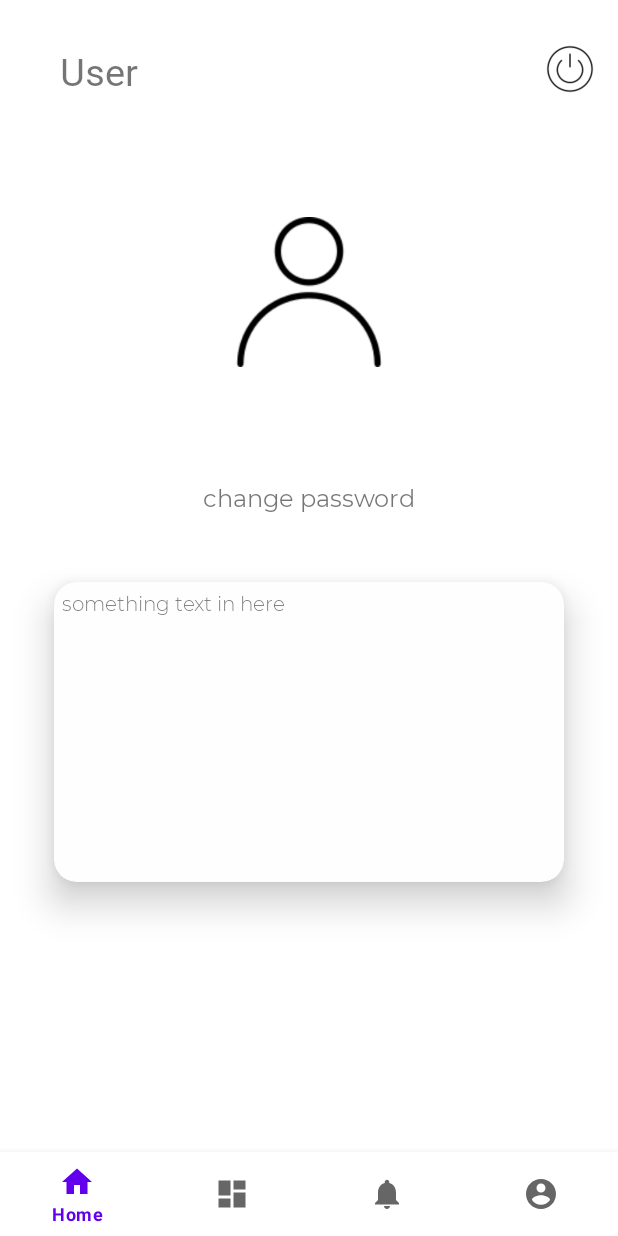
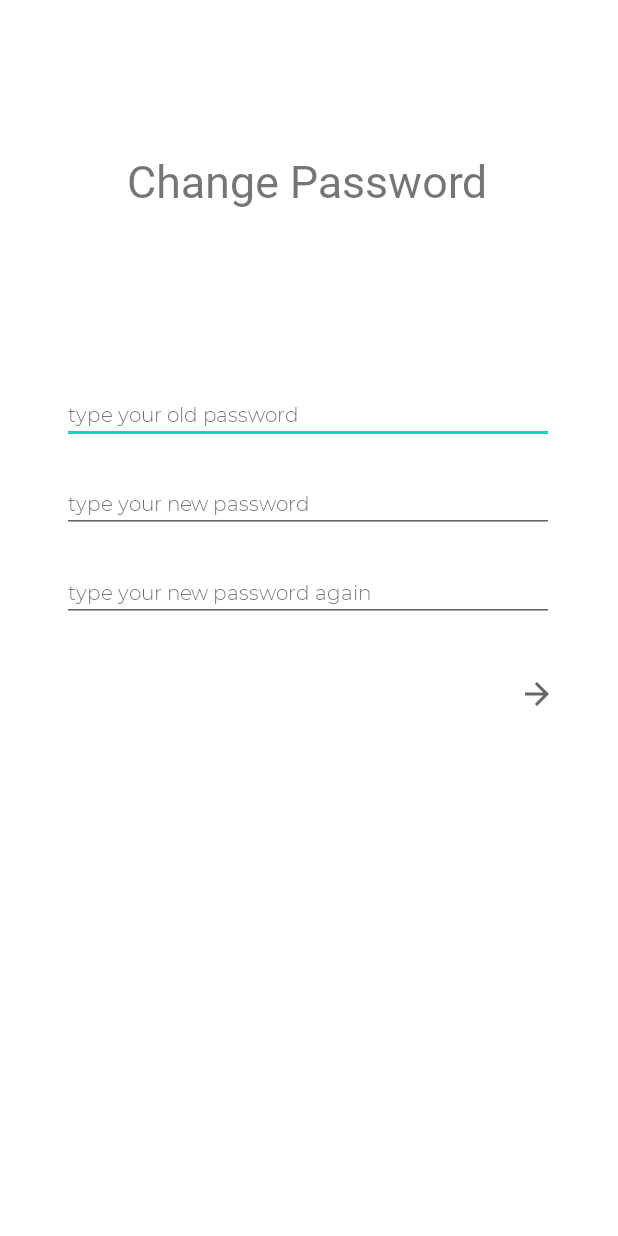
Before and after one commit to kietdh/Minimal, an Android app: the UserFragment screen opened through its navigation route, after a tap on "change password", on a phone screen of 412 x 824 dp. Run offline under Robolectric (Android 15) with nearby library versions, the phone set to English and light mode, and no system bars; our stand-ins replace Firebase (no records; nobody signed in at launch, a user with empty details on screens opened directly), navigation-ui; libraries missing offline, so code that uses them is left out: com.loopj.android, cz.msebera.android; 3 statements that could not run were skipped.

Commit message:
Update change password.

```diff
--- /dev/null
+++ b/app/src/main/java/com/jaykit/minimal/ChangePassword.java
@@ -0,0 +1,113 @@
+package com.jaykit.minimal;
+
+import androidx.annotation.LongDef;
+import androidx.annotation.NonNull;
+import androidx.appcompat.app.AppCompatActivity;
+
+import android.os.Bundle;
+import android.util.Log;
+import android.view.View;
+import android.view.Window;
+import android.view.WindowManager;
+import android.widget.EditText;
+import android.widget.ImageView;
+import android.widget.Toast;
+
+import com.google.android.gms.tasks.OnCompleteListener;
+import com.google.android.gms.tasks.Task;
+import com.google.firebase.auth.AuthCredential;
+import com.google.firebase.auth.EmailAuthProvider;
+import com.google.firebase.auth.FirebaseAuth;
+import com.google.firebase.auth.FirebaseUser;
+import com.google.firebase.database.DataSnapshot;
+import com.google.firebase.database.DatabaseError;
+import com.google.firebase.database.DatabaseReference;
+import com.google.firebase.database.FirebaseDatabase;
+import com.google.firebase.database.ValueEventListener;
+
+import org.jetbrains.annotations.NotNull;
+
+public class ChangePassword extends AppCompatActivity implements View.OnClickListener {
+
+    FirebaseUser user;
+
+    private EditText edtOldPwd;
+    private EditText edtNewPwd;
+    private EditText edtVerifyNewPwd;
+    private ImageView btnChangePwd;
+
+    @Override
+    protected void onCreate(Bundle savedInstanceState) {
+        super.onCreate(savedInstanceState);
+        requestWindowFeature(Window.FEATURE_NO_TITLE);
+        getWindow().setFlags(WindowManager.LayoutParams.FLAG_FULLSCREEN, WindowManager.LayoutParams.FLAG_FULLSCREEN);
+        setContentView(R.layout.activity_change_password);
+
+        edtOldPwd = findViewById(R.id.edtOldPwd);
+        edtNewPwd = findViewById(R.id.edtNewPwd);
+        edtVerifyNewPwd = findViewById(R.id.edtVerifyPwd);
+        btnChangePwd = findViewById(R.id.btnChangePwd);
+
+        btnChangePwd.setOnClickListener(this);
+    }
+
+    @Override
+    public void onClick(View v) {
+        if (v.getId() == R.id.btnChangePwd) {
+            changePassword();
+        }
+    }
+
+    private void changePassword() {
+
+        user = FirebaseAuth.getInstance().getCurrentUser();
+
+        String oldPwd = edtOldPwd.getText().toString().trim();
+        String newPwd = edtNewPwd.getText().toString().trim();
+        String verifyPwd = edtVerifyNewPwd.getText().toString().trim();
+
+        if (oldPwd.isEmpty()) {
+            edtOldPwd.setError("Your old password is required");
+            edtOldPwd.requestFocus();
+            return;
+        }
+        if (newPwd.isEmpty()) {
+            edtNewPwd.setError("Your new password is required");
+            edtNewPwd.requestFocus();
+            return;
+        }
+        if (verifyPwd.isEmpty()) {
+            edtVerifyNewPwd.setError("Your verify new password is required");
+            edtVerifyNewPwd.requestFocus();
+            return;
+        }
+        if (!newPwd.equals(verifyPwd)) {
+            edtVerifyNewPwd.setError("Your password does not match");
+            edtVerifyNewPwd.requestFocus();
+        }
+
+        if (user != null && user.getEmail() != null) {
+            AuthCredential credential = EmailAuthProvider.getCredential(user.getEmail(), edtVerifyNewPwd.getText().toString());
+
+            user.reauthenticate(credential).addOnCompleteListener(new OnCompleteListener<Void>() {
+                @Override
+                public void onComplete(@NonNull @NotNull Task<Void> task) {
+                    Toast.makeText(ChangePassword.this, "Change password successfully", Toast.LENGTH_LONG).show();
+                    finish();
+                }
+            });
+            user.updatePassword(edtVerifyNewPwd.getText().toString()).addOnCompleteListener(new OnCompleteListener<Void>() {
+                @Override
+                public void onComplete(@NonNull @NotNull Task<Void> task) {
+                    Log.d("ChangePassword: ", "Successfully change password");
+                }
+            });
+        } else {
+            Toast.makeText(ChangePassword.this, "Failed to change password!", Toast.LENGTH_LONG).show();
+            edtOldPwd.setText("");
+            edtNewPwd.setText("");
+            edtVerifyNewPwd.setText("");
+        }
+
+    }
+}
--- a/app/src/main/java/com/jaykit/minimal/MainActivity.java
+++ b/app/src/main/java/com/jaykit/minimal/MainActivity.java
@@ -1,8 +1,6 @@
 package com.jaykit.minimal;
 
-import android.content.Context;
 import android.content.Intent;
-import android.content.SharedPreferences;
 import android.os.Bundle;
 import android.view.Window;
 import android.view.WindowManager;
@@ -16,12 +14,12 @@ import androidx.navigation.Navigation;
 import androidx.navigation.ui.AppBarConfiguration;
 import androidx.navigation.ui.NavigationUI;
 
+
 public class MainActivity extends AppCompatActivity {
 
     @Override
     protected void onCreate(Bundle savedInstanceState) {
         super.onCreate(savedInstanceState);
-
         FirebaseAuth mAuth = FirebaseAuth.getInstance();
 
         if ( mAuth.getCurrentUser() == null ) {
@@ -29,7 +27,6 @@ public class MainActivity extends AppCompatActivity {
             finish();
         }
         else {
-
             requestWindowFeature(Window.FEATURE_NO_TITLE);
             getWindow().setFlags(WindowManager.LayoutParams.FLAG_FULLSCREEN, WindowManager.LayoutParams.FLAG_FULLSCREEN);
             setContentView(R.layout.activity_main);
--- a/app/src/main/java/com/jaykit/minimal/ui/home/HomeFragment.java
+++ b/app/src/main/java/com/jaykit/minimal/ui/home/HomeFragment.java
@@ -1,7 +1,10 @@
 package com.jaykit.minimal.ui.home;
 
 import android.annotation.SuppressLint;
+import android.app.NotificationChannel;
+import android.app.NotificationManager;
 import android.content.Intent;
+import android.os.Build;
 import android.os.Bundle;
 import android.util.Log;
 import android.view.LayoutInflater;
@@ -12,6 +15,7 @@ import android.widget.Toast;
 
 import androidx.annotation.NonNull;
 import androidx.annotation.Nullable;
+import androidx.core.app.NotificationCompat;
 import androidx.fragment.app.Fragment;
 import androidx.lifecycle.Observer;
 import androidx.lifecycle.ViewModelProvider;
@@ -42,10 +46,8 @@ public class HomeFragment extends Fragment {
     Forecast currentlyForecast;
 
     private HomeViewModel homeViewModel;
-    private FirebaseAuth mAuth;
     FirebaseUser user;
     DatabaseReference databaseReference;
-    //SharedPreferences sharedPref;
 
     //Declare Palette.
     View view;
@@ -80,35 +82,33 @@ public class HomeFragment extends Fragment {
         });
 
         setWelcomeTitle();
+
+    }
+
+    @Override
+    public void onResume() {
+        super.onResume();
         setUsername();
         getForecast();
     }
 
     private void setUsername() {
-
         user = FirebaseAuth.getInstance().getCurrentUser();
-
-        if (user == null ) {
-            startActivity(new Intent(getActivity(), LoginActivity.class));
-        }
-        else {
-            String uid = user.getUid();
         databaseReference = FirebaseDatabase.getInstance().getReference();
 
+        String uid = user.getUid();
+
         databaseReference.addValueEventListener(new ValueEventListener() {
-
             @Override
             public void onDataChange(@NonNull DataSnapshot snapshot) {
-                    String user_name = snapshot.child("User").child(uid).child("name").getValue(String.class);
-                    username.setText(user_name);
+                String name = snapshot.child("User").child(uid).child("name").getValue(String.class);
+                username.setText(name);
             }
-
             @Override
             public void onCancelled(@NonNull DatabaseError error) {
                 Log.d("ERROR: ", "Cannot get data from real time database.");
             }
         });
-        }
     }
 
     @SuppressLint("SetTextI18n")
--- a/app/src/main/java/com/jaykit/minimal/ui/user/UserFragment.java
+++ b/app/src/main/java/com/jaykit/minimal/ui/user/UserFragment.java
@@ -12,10 +12,13 @@ import androidx.annotation.Nullable;
 import androidx.fragment.app.Fragment;
 
 import android.util.Log;
+import android.view.Gravity;
 import android.view.LayoutInflater;
 import android.view.View;
 import android.view.ViewGroup;
 import android.widget.ImageView;
+import android.widget.PopupWindow;
+import android.widget.RelativeLayout;
 import android.widget.TextView;
 
 import com.google.firebase.auth.FirebaseAuth;
@@ -25,10 +28,14 @@ import com.google.firebase.database.DatabaseError;
 import com.google.firebase.database.DatabaseReference;
 import com.google.firebase.database.FirebaseDatabase;
 import com.google.firebase.database.ValueEventListener;
+import com.jaykit.minimal.ChangePassword;
 import com.jaykit.minimal.LoginActivity;
 import com.jaykit.minimal.R;
 
 import org.jetbrains.annotations.NotNull;
+
+import static android.content.Context.LAYOUT_INFLATER_SERVICE;
+import static androidx.core.content.ContextCompat.getSystemService;
 
 public class UserFragment extends Fragment implements View.OnClickListener {
 
@@ -82,7 +89,7 @@ public class UserFragment extends Fragment implements View.OnClickListener {
                 logout();
                 break;
             case R.id.btnChangePwd:
-                changePassword();
+                changePassword(view);
                 break;
         }
     }
@@ -96,8 +103,8 @@ public class UserFragment extends Fragment implements View.OnClickListener {
 
     }
 
-    private void changePassword() {
-        //Write change password method, maybe need to create popup window for this method.
+    private void changePassword(View view) {
+        startActivity( new Intent(getActivity(), ChangePassword.class));
     }
 
     private void setUsername() {
--- /dev/null
+++ b/app/src/main/res/layout/activity_change_password.xml
@@ -0,0 +1,80 @@
+<?xml version="1.0" encoding="utf-8"?>
+<androidx.constraintlayout.widget.ConstraintLayout xmlns:android="http://schemas.android.com/apk/res/android"
+    xmlns:app="http://schemas.android.com/apk/res-auto"
+    xmlns:tools="http://schemas.android.com/tools"
+    android:layout_width="match_parent"
+    android:layout_height="match_parent"
+    tools:context=".ChangePassword">
+
+    <TextView
+        android:id="@+id/textView10"
+        android:layout_width="wrap_content"
+        android:layout_height="wrap_content"
+        android:layout_marginTop="100dp"
+        android:fontFamily="@font/montserrat_black"
+        android:text="@string/changepwd"
+        android:textSize="30sp"
+        app:layout_constraintEnd_toEndOf="parent"
+        app:layout_constraintHorizontal_bias="0.495"
+        app:layout_constraintStart_toStartOf="parent"
+        app:layout_constraintTop_toTopOf="parent" />
+
+
+    <EditText
+        android:id="@+id/edtOldPwd"
+        android:layout_width="328dp"
+        android:layout_height="35dp"
+        android:layout_marginTop="120dp"
+        android:ems="10"
+        android:fontFamily="@font/montserrat_light"
+        android:hint="@string/old_password"
+        android:inputType="textPassword"
+        android:textSize="13sp"
+        app:layout_constraintEnd_toEndOf="parent"
+        app:layout_constraintHorizontal_bias="0.493"
+        app:layout_constraintStart_toStartOf="parent"
+        app:layout_constraintTop_toBottomOf="@+id/textView10" />
+
+    <EditText
+        android:id="@+id/edtNewPwd"
+        android:layout_width="328dp"
+        android:layout_height="35dp"
+        android:layout_marginTop="24dp"
+        android:ems="10"
+        android:fontFamily="@font/montserrat_light"
+        android:hint="@string/new_password"
+        android:inputType="textPassword"
+        android:textSize="13sp"
+        app:layout_constraintEnd_toEndOf="parent"
+        app:layout_constraintHorizontal_bias="0.493"
+        app:layout_constraintStart_toStartOf="parent"
+        app:layout_constraintTop_toBottomOf="@+id/edtOldPwd" />
+
+    <EditText
+        android:id="@+id/edtVerifyPwd"
+        android:layout_width="328dp"
+        android:layout_height="35dp"
+        android:layout_marginTop="24dp"
+        android:ems="10"
+        android:fontFamily="@font/montserrat_light"
+        android:hint="@string/verify_new_password"
+        android:inputType="textPassword"
+        android:textSize="13sp"
+        app:layout_constraintEnd_toEndOf="parent"
+        app:layout_constraintHorizontal_bias="0.493"
+        app:layout_constraintStart_toStartOf="parent"
+        app:layout_constraintTop_toBottomOf="@+id/edtNewPwd" />
+
+    <ImageView
+        android:id="@+id/btnChangePwd"
+        android:layout_width="wrap_content"
+        android:layout_height="wrap_content"
+        android:layout_marginTop="36dp"
+        app:layout_constraintEnd_toEndOf="parent"
+        app:layout_constraintHorizontal_bias="0.891"
+
+        app:layout_constraintStart_toStartOf="parent"
+        app:layout_constraintTop_toBottomOf="@+id/edtVerifyPwd"
+        app:srcCompat="@drawable/ic_baseline_arrow_forward_24" />
+
+</androidx.constraintlayout.widget.ConstraintLayout>
--- a/app/src/main/res/layout/activity_sign_up.xml
+++ b/app/src/main/res/layout/activity_sign_up.xml
@@ -98,7 +98,6 @@
         android:layout_marginTop="32dp"
         app:layout_constraintEnd_toEndOf="parent"
         app:layout_constraintHorizontal_bias="0.891"
-
         app:layout_constraintStart_toStartOf="parent"
         app:layout_constraintTop_toBottomOf="@+id/edtConfirmSignUpPassword"
         app:srcCompat="@drawable/ic_baseline_arrow_forward_24" />
--- a/app/src/main/res/values/strings.xml
+++ b/app/src/main/res/values/strings.xml
@@ -8,12 +8,18 @@
     <!-- TODO: Remove or change this placeholder text -->
     <string name="hello_blank_fragment">Hello blank fragment</string>
     <string name="title_activity_login">LoginActivity</string>
-    <string name="sample">tested</string>
+    <string name="sample">kk</string>
+    <string name="darksky">Powered by Dark Sky</string>
+    <string name="changepwd">Change Password</string>
     <!--
     This string is used for square devices and overridden by hello_world in
     values-round/strings.xml for round devices.
     -->
     <string name="hello_world">Hello Square World!</string>
+
+    <!-- This string used for notification -->
+    <string name="channel">31</string>
+    <string name="description">notification</string>
 
     <!-- This string is used for UI Login -->
     <string name="slogan">minimal thing make life simpler</string>
@@ -66,6 +72,10 @@
     <string name="password_example">********</string>
     <string name="change_pwd">change password</string>
     <string name="text">something text in here</string>
+    <!-- This string used for change password Activity -->
+    <string name="old_password">type your old password</string>
+    <string name="new_password">type your new password</string>
+    <string name="verify_new_password">type your new password again</string>
 
     <!-- splash content -->
     <string name="splash">jaykit</string>
--- a/build.gradle
+++ b/build.gradle
@@ -6,7 +6,7 @@ buildscript {
     }
     dependencies {
         classpath 'com.android.tools.build:gradle:4.2.0'
-        classpath 'com.google.gms:google-services:4.3.5'
+        classpath 'com.google.gms:google-services:4.3.8'
 
         // NOTE: Do not place your application dependencies here; they belong
         // in the individual module build.gradle files
```
Also changed, not shown: app/build.gradle (+16 -24 lines), app/src/main/AndroidManifest.xml (+13 -12 lines), app/src/main/java/com/jaykit/minimal/ForgotPasswordActivity.java (+16 -18 lines), app/src/main/java/com/jaykit/minimal/LoginActivity.java (+6 -10 lines), app/src/main/java/com/jaykit/minimal/SignUpActivity.java (+64 -74 lines), app/src/main/java/com/jaykit/minimal/firebase/EmailPasswordActivity.java (added, +51 -0 lines), app/src/main/java/com/jaykit/minimal/model/User.java (+2 -11 lines), app/src/main/java/com/jaykit/minimal/ui/dashboard/DashboardFragment.java (+1 -7 lines), app/src/main/res/layout/fragment_home.xml (+45 -45 lines), 1 other file. Lines whose indentation alone changed are shown as unchanged.
